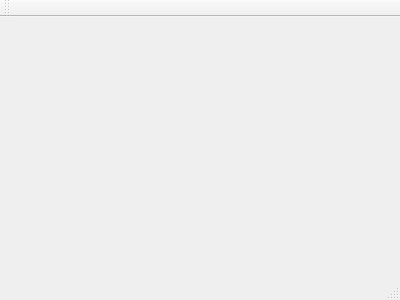
Old version of the form Chess/mainwindow.ui in the repository wmhst7/THU-Grade-1-Summer-Semester-Homework.
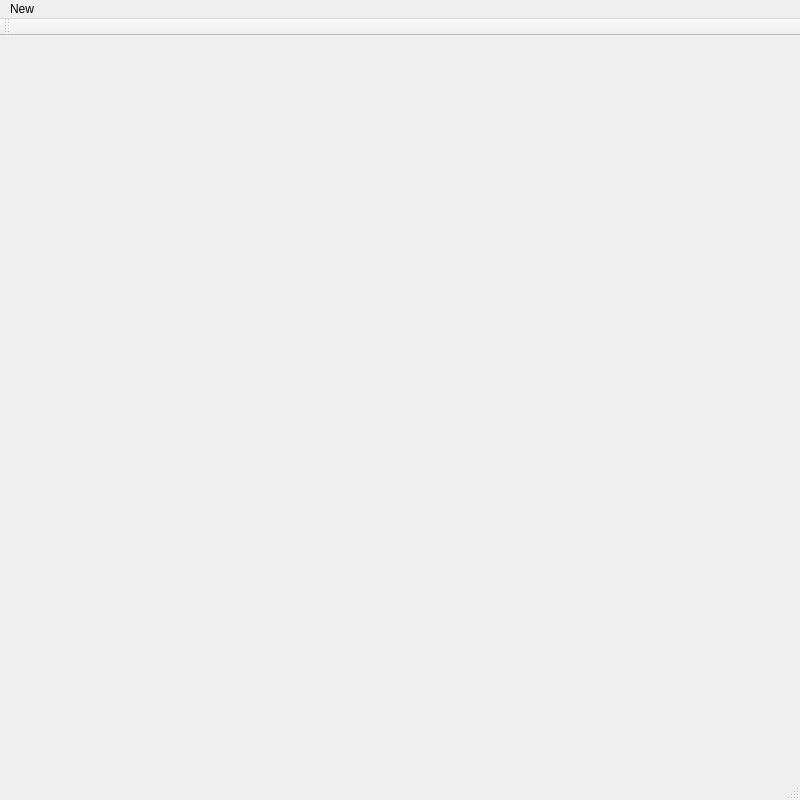
New version of the form.

Patch:
```diff
--- a/Chess/mainwindow.ui
+++ b/Chess/mainwindow.ui
@@ -1,24 +1,63 @@
 <ui version="4.0">
  <class>MainWindow</class>
- <widget class="QMainWindow" name="MainWindow" >
-  <property name="geometry" >
+ <widget class="QMainWindow" name="MainWindow">
+  <property name="geometry">
    <rect>
     <x>0</x>
     <y>0</y>
-    <width>400</width>
-    <height>300</height>
+    <width>800</width>
+    <height>800</height>
    </rect>
   </property>
-  <property name="windowTitle" >
+  <property name="sizePolicy">
+   <sizepolicy hsizetype="Fixed" vsizetype="Fixed">
+    <horstretch>0</horstretch>
+    <verstretch>0</verstretch>
+   </sizepolicy>
+  </property>
+  <property name="minimumSize">
+   <size>
+    <width>800</width>
+    <height>800</height>
+   </size>
+  </property>
+  <property name="maximumSize">
+   <size>
+    <width>800</width>
+    <height>800</height>
+   </size>
+  </property>
+  <property name="windowTitle">
    <string>MainWindow</string>
   </property>
-  <widget class="QMenuBar" name="menuBar" />
-  <widget class="QToolBar" name="mainToolBar" />
-  <widget class="QWidget" name="centralWidget" />
-  <widget class="QStatusBar" name="statusBar" />
+  <widget class="QWidget" name="centralWidget"/>
+  <widget class="QMenuBar" name="menuBar">
+   <property name="geometry">
+    <rect>
+     <x>0</x>
+     <y>0</y>
+     <width>800</width>
+     <height>22</height>
+    </rect>
+   </property>
+   <widget class="QMenu" name="menuNew">
+    <property name="title">
+     <string>New</string>
+    </property>
+   </widget>
+   <addaction name="menuNew"/>
+  </widget>
+  <widget class="QToolBar" name="mainToolBar">
+   <attribute name="toolBarArea">
+    <enum>TopToolBarArea</enum>
+   </attribute>
+   <attribute name="toolBarBreak">
+    <bool>false</bool>
+   </attribute>
+  </widget>
+  <widget class="QStatusBar" name="statusBar"/>
  </widget>
- <layoutDefault spacing="6" margin="11" />
- <pixmapfunction></pixmapfunction>
+ <layoutdefault spacing="6" margin="11"/>
  <resources/>
  <connections/>
 </ui>
```
Left out of the diff: 1 changed line with no effect on the pictures.
